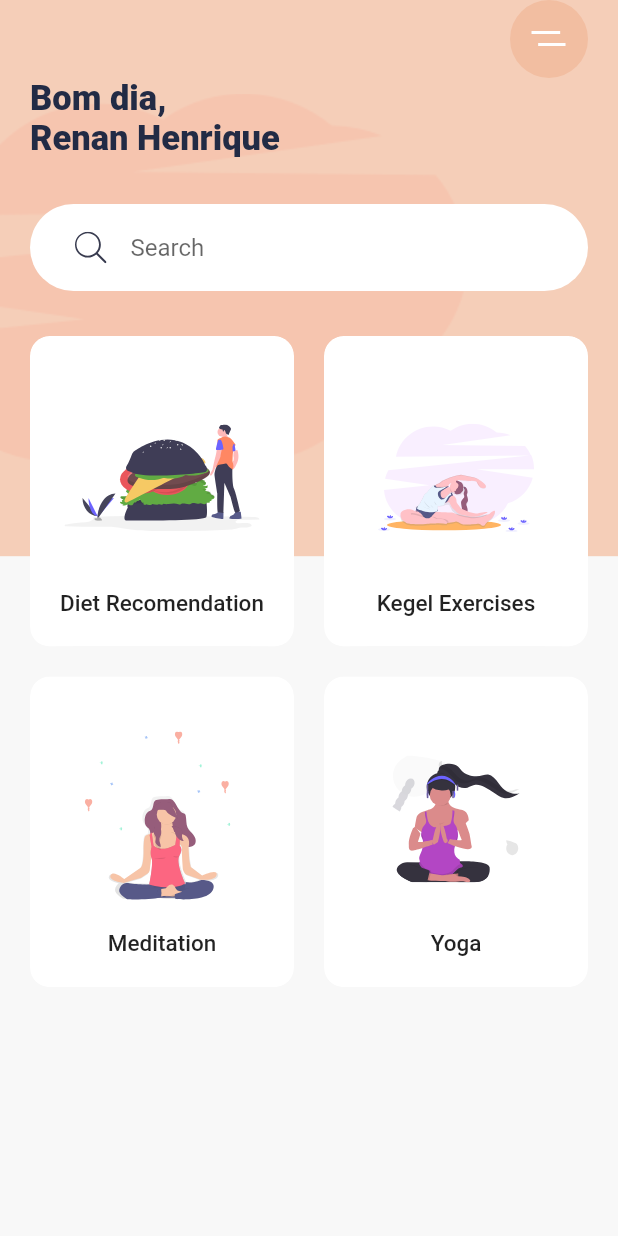
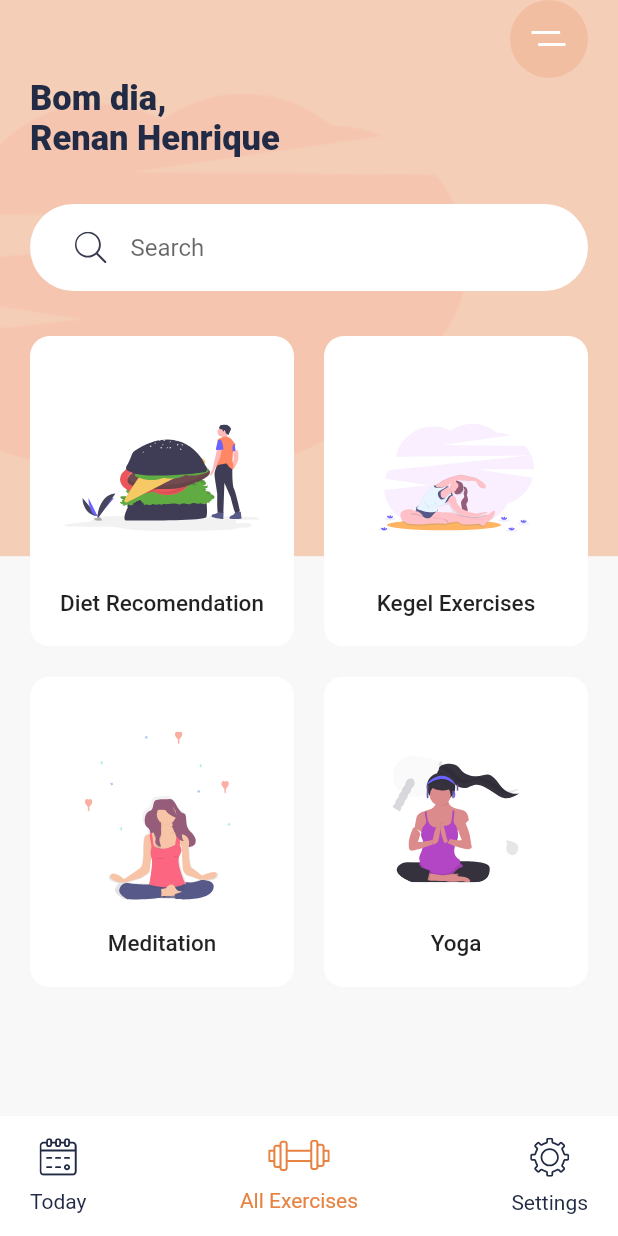
Before and after one commit to renamcomn/meditation_app, a Flutter app: the screen it shows after launch, on a phone screen of 412 x 824 dp. Run offline on Flutter 3.47's test engine with Material 2 defaults, Android fonts, the phone set to English and light mode, and no system bars; our stand-ins replace flutter_svg.

Commit message:
Add BottomBarNavigator

```diff
--- a/lib/pages/home_page.dart
+++ b/lib/pages/home_page.dart
@@ -1,5 +1,7 @@
 import 'package:flutter/material.dart';
 import 'package:flutter_svg/svg.dart';
+import 'package:meditation_app/widgets/bottom_nav_bar.dart';
+
 import 'package:meditation_app/widgets/category_card.dart';
 
 class HomePage extends StatelessWidget {
@@ -10,6 +12,7 @@ class HomePage extends StatelessWidget {
     var size = MediaQuery.of(context).size;
 
     return Scaffold(
+      bottomNavigationBar: BottomNavBar(),
       body: Stack(
         children: [
           Container(
--- /dev/null
+++ b/lib/widgets/bottom_nav_bar.dart
@@ -0,0 +1,25 @@
+import 'package:flutter/material.dart';
+
+import 'bottom_nav_item.dart';
+
+class BottomNavBar extends StatelessWidget {
+  const BottomNavBar({
+    Key? key,
+  }) : super(key: key);
+
+  @override
+  Widget build(BuildContext context) {
+    return Container(
+      padding: EdgeInsets.symmetric(horizontal: 20, vertical: 10),
+      height: 80,
+      color: Colors.white,
+      child: Row(
+        mainAxisAlignment: MainAxisAlignment.spaceBetween,
+      children: [
+        BottomNavItem(title: "Today", icon: "assets/icons/calendar.svg", press: () { print("today"); },),
+        BottomNavItem(title: "All Exercises", icon: "assets/icons/gym.svg", press: () { print("all"); }, isActive: true,),
+        BottomNavItem(title: "Settings", icon: "assets/icons/Settings.svg", press: () { print("settings"); },),
+      ],),
+    );
+  }
+}
--- /dev/null
+++ b/lib/widgets/bottom_nav_item.dart
@@ -0,0 +1,34 @@
+import 'package:flutter/material.dart';
+import 'package:flutter_svg/svg.dart';
+
+import '../constants.dart';
+
+class BottomNavItem extends StatelessWidget {
+
+  final String title;
+  final String icon;
+  final Function press;
+  final bool isActive;
+
+  const BottomNavItem({
+    Key? key,
+    required this.title,
+    required this.icon,
+    required this.press,
+    this.isActive = false,
+  }) : super(key: key);
+
+  @override
+  Widget build(BuildContext context) {
+    return GestureDetector(
+      onTap: () { press(); },
+      child: Column(
+        mainAxisAlignment: MainAxisAlignment.spaceAround,
+        children: [
+          SvgPicture.asset(icon, color: isActive ? kActiveIconColor : kTextColor,),
+          Text(title, style: TextStyle(color: isActive ? kActiveIconColor : kTextColor),),
+        ],
+      ),
+    );
+  }
+}
```
